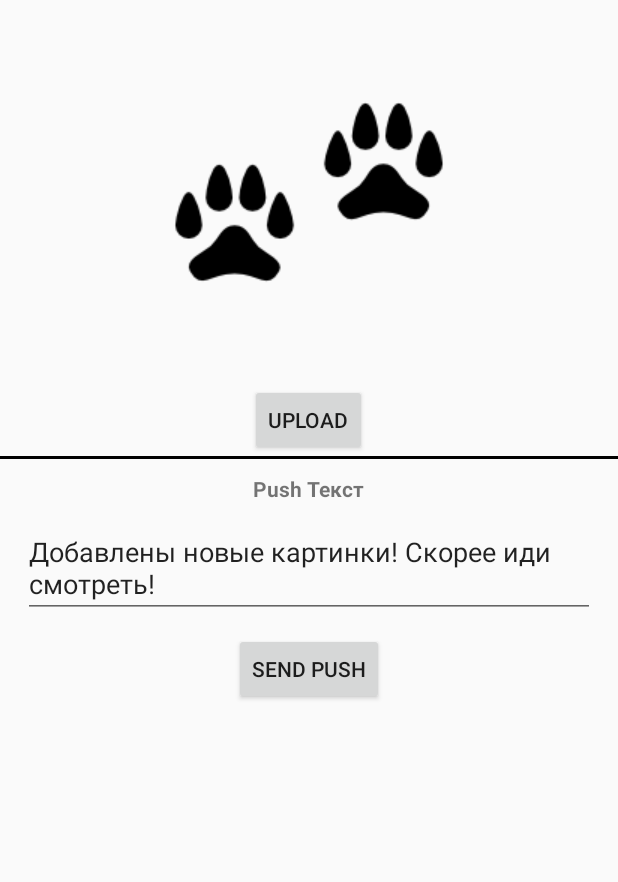
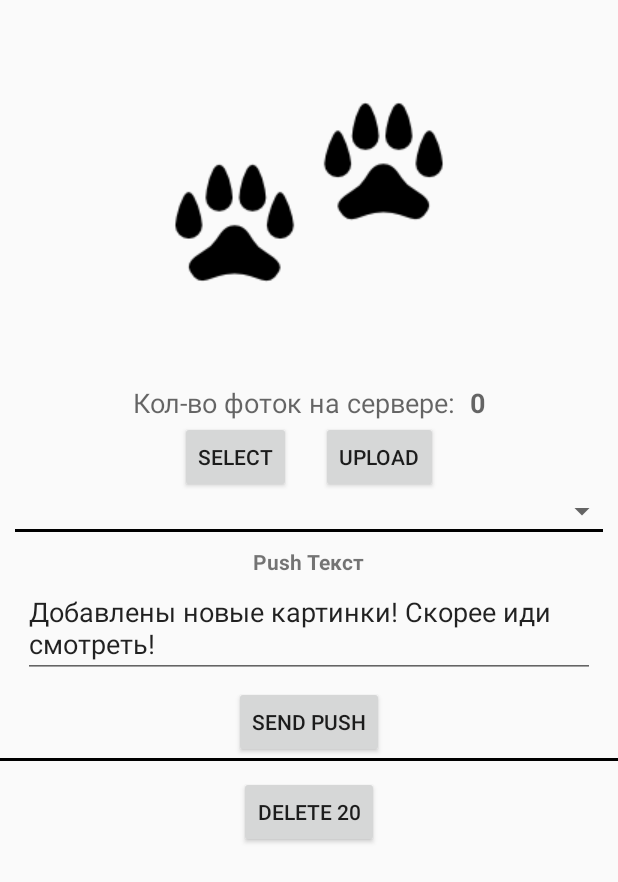
Before and after one commit to sergey-korchagin/Loader, an Android app: the layout upload_fragment.xml on its own in the app's theme, with its tools: preview values and no code run, on a phone screen of 412 x 824 dp. Shown: the top 882 px of the screen. Run offline under Robolectric (Android 15) with nearby library versions, the phone set to English and light mode, and no system bars.

Commit message:
категории

```diff
--- a/upoad/ParseStarterProject/src/main/res/layout/upload_fragment.xml
+++ b/upoad/ParseStarterProject/src/main/res/layout/upload_fragment.xml
@@ -21,16 +21,61 @@
                 android:id="@+id/uploadImage"
                 android:layout_gravity="center_horizontal" />
 
+            <LinearLayout
+                android:orientation="horizontal"
+                android:layout_width="match_parent"
+                android:layout_height="match_parent"
+                android:gravity="center">
+
+                <TextView
+                    android:layout_width="wrap_content"
+                    android:layout_height="wrap_content"
+                    android:textAppearance="?android:attr/textAppearanceMedium"
+                    android:text="Кол-во фоток на сервере:"
+                    android:id="@+id/textView2" />
+
+                <TextView
+                    android:layout_width="wrap_content"
+                    android:layout_height="wrap_content"
+                    android:textAppearance="?android:attr/textAppearanceMedium"
+                    android:text="0"
+                    android:id="@+id/txtQuantity"
+                    android:layout_marginLeft="10dp"
+                    android:textStyle="bold" />
+            </LinearLayout>
+
+            <LinearLayout
+                android:orientation="horizontal"
+                android:layout_width="match_parent"
+                android:layout_height="match_parent"
+                android:gravity="center">
+
+                <Button
+                    style="?android:attr/buttonStyleSmall"
+                    android:layout_width="wrap_content"
+                    android:layout_height="wrap_content"
+                    android:text="Select"
+                    android:id="@+id/btnSelect" />
+
                 <Button
                     style="?android:attr/buttonStyleSmall"
                     android:layout_width="wrap_content"
                     android:layout_height="wrap_content"
                     android:text="Upload"
                     android:id="@+id/buttonUpload"
+                    android:layout_marginLeft="20dp"
                     android:layout_gravity="center_horizontal" />
+            </LinearLayout>
+
+            <Spinner
+                android:layout_width="match_parent"
+                android:layout_height="wrap_content"
+                android:id="@+id/spinner" />
 
             <View
                 android:layout_width="fill_parent"
+                android:layout_marginLeft="10dp"
+                android:layout_marginRight="10dp"
                 android:layout_height="2dp"
                 android:background="#000000"
                 ></View>
@@ -42,7 +87,7 @@
                 android:text="Push Текст"
                 android:textStyle="bold"
                 android:layout_marginTop="10dp"
-                android:layout_marginBottom="10dp"
+                android:layout_marginBottom="1dp"
                 android:layout_gravity="center"
                 android:id="@+id/textView" />
 
@@ -59,9 +104,21 @@
                 style="?android:attr/buttonStyleSmall"
                 android:layout_width="wrap_content"
                 android:layout_height="wrap_content"
-                android:layout_marginTop="10dp"
+                android:layout_marginTop="5dp"
                 android:text="Send push"
                 android:id="@+id/buttonPush"
+                android:layout_gravity="center_horizontal" />
+            <View
+                android:layout_width="fill_parent"
+                android:layout_height="2dp"
+                android:background="#000000"
+                ></View>
+            <Button
+                android:layout_width="wrap_content"
+                android:layout_height="wrap_content"
+                android:layout_marginTop="10dp"
+                android:text="delete 20"
+                android:id="@+id/btnDelete"
                 android:layout_gravity="center_horizontal" />
         </LinearLayout>
     </ScrollView>
```
Also changed, not shown: upoad/ParseStarterProject/src/main/java/com/parse/upload/Upload.java (+120 -42 lines), upoad/ParseStarterProject/src/main/res/values/arrays.xml (added, +13 -0 lines), 227 other files. Lines whose indentation alone changed are shown as unchanged.
